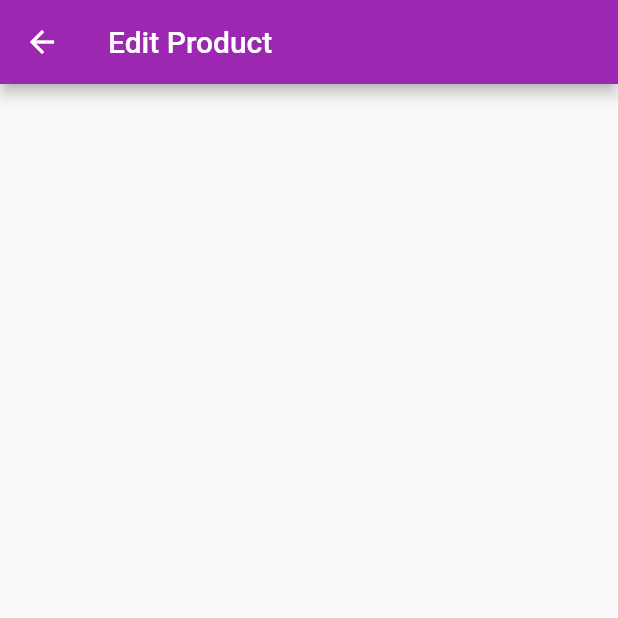
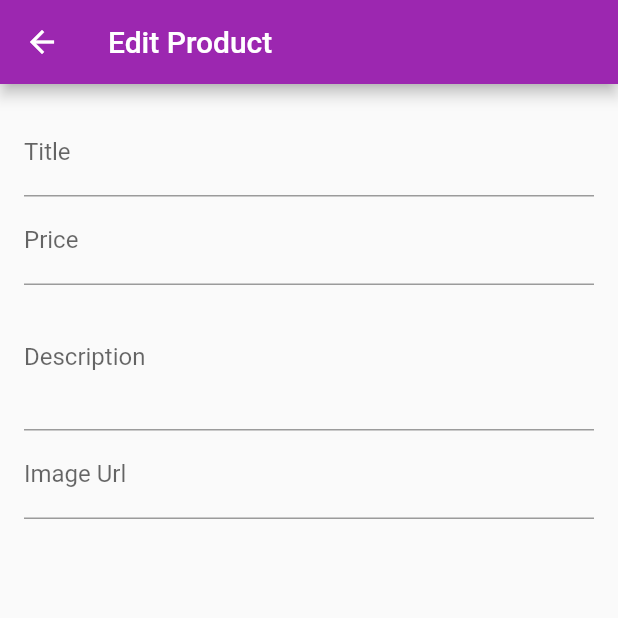
Before and after one commit to tuhin01/shop-by-flutter, a Flutter app: the EditProduct screen opened by its route, on a phone screen of 412 x 824 dp, the top half of it. Run offline on Flutter 3.47's test engine with Material 2 defaults, Android fonts, the phone set to English and light mode, and no system bars; our stand-ins replace flutter_slidable; network calls fail.

Commit message:
Add edit product form fields

```diff
--- a/lib/screens/edit_product.dart
+++ b/lib/screens/edit_product.dart
@@ -6,15 +6,57 @@ class EditProduct extends StatefulWidget {
 }
 
 class _EditProductState extends State<EditProduct> {
+  final _priceFocusNode = FocusNode();
+  final _descriptionFocusNode = FocusNode();
+
   @override
   Widget build(BuildContext context) {
     return Scaffold(
       appBar: AppBar(title: Text('Edit Product')),
-      body: Form(
-        child: ListView(
-          children: <Widget>[],
+      body: Padding(
+        padding: const EdgeInsets.all(16.0),
+        child: Form(
+          child: SingleChildScrollView(
+            child: Column(
+              children: <Widget>[
+                TextFormField(
+                  decoration: InputDecoration(labelText: 'Title'),
+                  textInputAction: TextInputAction.next,
+                  onFieldSubmitted: (_) {
+                    FocusScope.of(context).requestFocus(_priceFocusNode);
+                  },
+                ),
+                TextFormField(
+                  decoration: InputDecoration(labelText: 'Price'),
+                  textInputAction: TextInputAction.next,
+                  keyboardType: TextInputType.number,
+                  focusNode: _priceFocusNode,
+                  onFieldSubmitted: (_) {
+                    FocusScope.of(context).requestFocus(_descriptionFocusNode);
+                  },
+                ),
+                TextFormField(
+                  decoration: InputDecoration(labelText: 'Description'),
+                  keyboardType: TextInputType.multiline,
+                  maxLines: 3,
+                  focusNode: _descriptionFocusNode,
+                ),
+                TextFormField(
+                  decoration: InputDecoration(labelText: 'Image Url'),
+                  textInputAction: TextInputAction.done,
+                ),
+              ],
+            ),
+          ),
         ),
       ),
     );
   }
+
+  @override
+  void dispose() {
+    _priceFocusNode.dispose();
+    _descriptionFocusNode.dispose();
+    super.dispose();
+  }
 }
```
